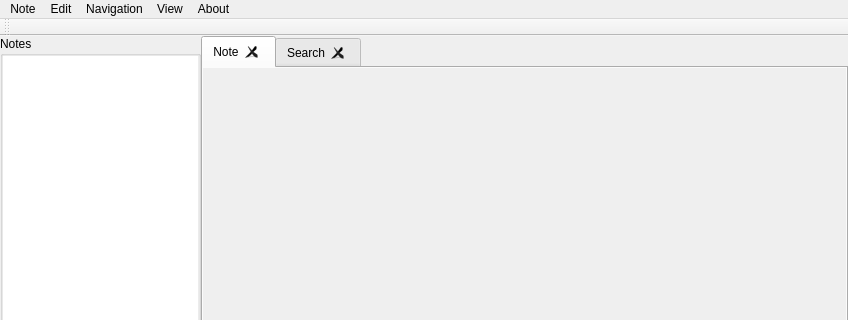
The window that src/interface/ui/MainWindow.ui (YoukaiCat/QtSemanticNotes) describes before a commit, drawn with Qt 5; both pictures show x 0 to 848 and y 0 to 320 of the 848 by 622 pixel window.
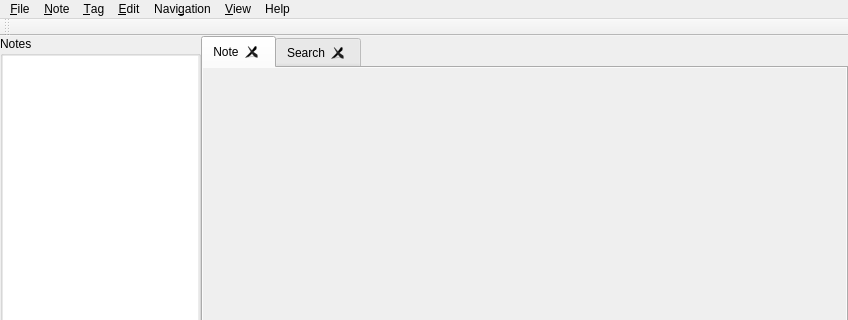
The same window after the commit. Icons and pictures are not drawn.

Patch:
```diff
--- a/src/interface/ui/MainWindow.ui
+++ b/src/interface/ui/MainWindow.ui
@@ -733,9 +733,12 @@
      <height>23</height>
     </rect>
    </property>
-   <widget class="QMenu" name="menuFile">
+   <widget class="QMenu" name="menuNote">
+    <property name="tearOffEnabled">
+     <bool>false</bool>
+    </property>
     <property name="title">
-     <string>Note</string>
+     <string>&amp;Note</string>
     </property>
     <addaction name="actionSave"/>
     <addaction name="separator"/>
@@ -745,7 +748,7 @@
    </widget>
    <widget class="QMenu" name="menuEdit">
     <property name="title">
-     <string>Edit</string>
+     <string>&amp;Edit</string>
     </property>
     <addaction name="actionUndo"/>
     <addaction name="actionRedo"/>
@@ -763,7 +766,7 @@
    </widget>
    <widget class="QMenu" name="menuView">
     <property name="title">
-     <string>View</string>
+     <string>&amp;View</string>
     </property>
     <addaction name="actionViewMode"/>
     <addaction name="separator"/>
@@ -771,9 +774,9 @@
     <addaction name="actionShowTagsTree"/>
     <addaction name="actionShowNoteTags"/>
    </widget>
-   <widget class="QMenu" name="menuAbout">
+   <widget class="QMenu" name="menuHelp">
     <property name="title">
-     <string>About</string>
+     <string>Help</string>
     </property>
     <addaction name="actionAboutQtSemanticNotes"/>
     <addaction name="separator"/>
@@ -781,16 +784,32 @@
    </widget>
    <widget class="QMenu" name="menuNavigation">
     <property name="title">
-     <string>Navigation</string>
+     <string>Navi&amp;gation</string>
     </property>
     <addaction name="actionPrevious"/>
     <addaction name="actionNext"/>
    </widget>
+   <widget class="QMenu" name="menuTag">
+    <property name="title">
+     <string>&amp;Tag</string>
+    </property>
+    <addaction name="actionFindByTag"/>
+    <addaction name="separator"/>
+    <addaction name="actionDeleteTag"/>
+   </widget>
+   <widget class="QMenu" name="menuFile">
+    <property name="title">
+     <string>&amp;File</string>
+    </property>
+    <addaction name="actionQuit"/>
+   </widget>
    <addaction name="menuFile"/>
+   <addaction name="menuNote"/>
+   <addaction name="menuTag"/>
    <addaction name="menuEdit"/>
    <addaction name="menuNavigation"/>
    <addaction name="menuView"/>
-   <addaction name="menuAbout"/>
+   <addaction name="menuHelp"/>
   </widget>
   <widget class="QToolBar" name="mainToolBar">
    <attribute name="toolBarArea">
```
Left out of the diff: 290 changed lines with no effect on the pictures.
